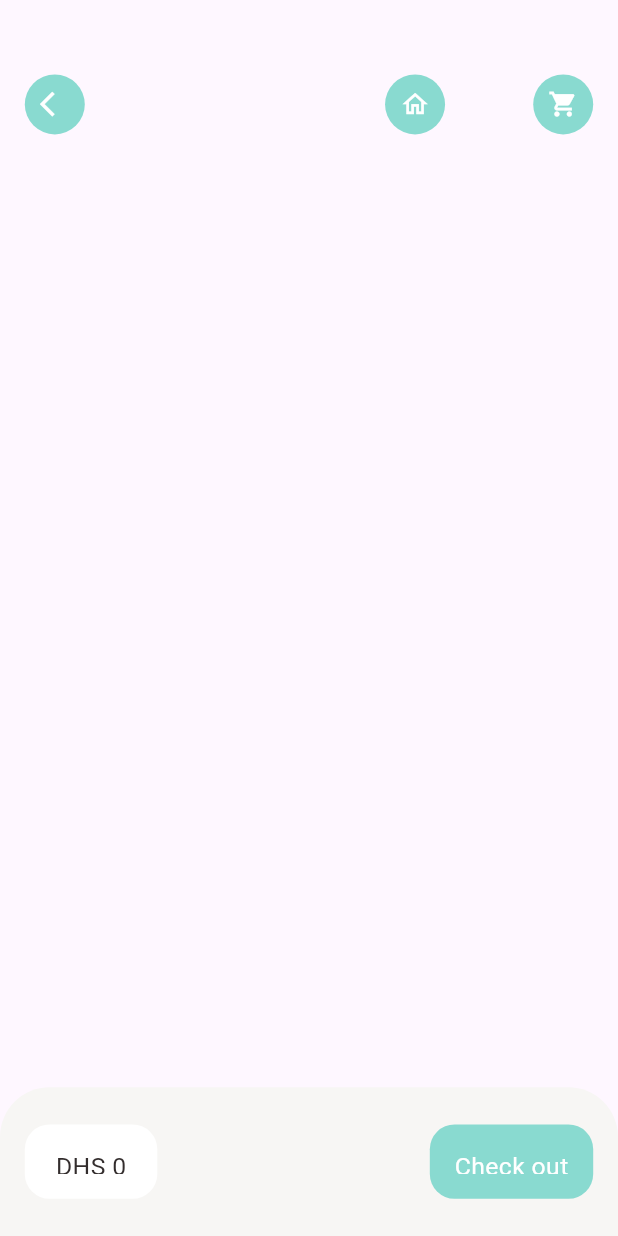
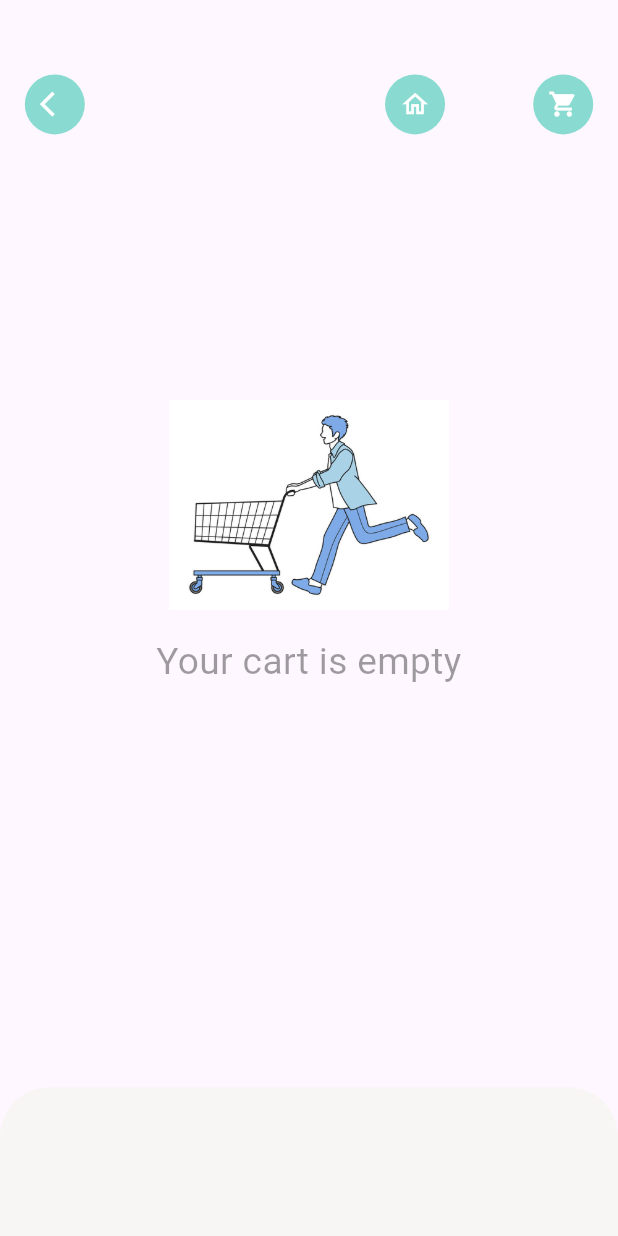
Before and after one commit to Sissoko123/RilyGo, a Flutter app: the CartPage screen opened by its route, on a phone screen of 412 x 824 dp. Run offline on Flutter 3.47's test engine with Material 3 defaults, Android fonts, the phone set to English and light mode, and no system bars; our stand-ins replace dots_indicator, get, shared_preferences; accounts and stored records are empty; network calls fail.

Commit message:
initial commit

```diff
--- /dev/null
+++ b/lib/base/no_data_page.dart
@@ -0,0 +1,33 @@
+import 'package:flutter/cupertino.dart';
+import 'package:flutter/material.dart';
+
+class NoDataPage extends StatelessWidget {
+  final String text;
+  final String imgPath;
+  const NoDataPage({super.key, required this.text,
+  this.imgPath="assets/image/empty_cart.png"});
+
+  @override
+  Widget build(BuildContext context) {
+    return Column(
+      mainAxisAlignment: MainAxisAlignment.center,
+      crossAxisAlignment: CrossAxisAlignment.stretch,
+      children: [
+        Image.asset(
+          imgPath,
+          height: MediaQuery.of(context).size.height*0.17,
+          width: MediaQuery.of(context).size.width*0.17,
+        ),
+        SizedBox(height: MediaQuery.of(context).size.height*0.02,),
+        Text(
+          text,
+          style: TextStyle(
+            fontSize: MediaQuery.of(context).size.height*0.03,
+            color: Theme.of(context).disabledColor
+          ),
+          textAlign: TextAlign.center,
+        )
+      ],
+    );
+  }
+}
--- a/lib/pages/cart/cart_page.dart
+++ b/lib/pages/cart/cart_page.dart
@@ -1,5 +1,6 @@
 import 'package:flutter/cupertino.dart';
 import 'package:flutter/material.dart';
+import 'package:food_delivery/base/no_data_page.dart';
 import 'package:food_delivery/controllers/cart_controller.dart';
 import 'package:food_delivery/controllers/popular_product_controller.dart';
 import 'package:food_delivery/controllers/recommended_product_controller.dart';
@@ -22,6 +23,7 @@ class CartPage extends StatelessWidget {
     return Scaffold(
       body: Stack(
         children: [
+          //header
           Positioned(
             top: Dimensions.height20*3,
               left: Dimensions.width20,
@@ -54,7 +56,9 @@ class CartPage extends StatelessWidget {
 
                 ],
           )),
-          Positioned(
+          //body
+          GetBuilder<CartController>(builder: (_cartController){
+            return _cartController.getItems.length>0?Positioned(
                 top: Dimensions.height20*5,
                 left: Dimensions.width20,
                 right: Dimensions.width20,
@@ -86,7 +90,14 @@ class CartPage extends StatelessWidget {
                                           var recommendedIndex = Get.find<RecommendedProductController>()
                                               .recommendedProductList
                                               .indexOf(_cartList[index].product!);
+                                          if(recommendedIndex<0){
+                                            Get.snackbar("History product", "Product review is not available for history products",
+                                              backgroundColor: AppColors.mainColor,
+                                              colorText: Colors.white,
+                                            );
+                                          }else{
                                             Get.toNamed(RouteHelper.getRecommendedFood(recommendedIndex, "cartpage"));
+                                          }
                                         }
                                       },
                                       child:Container(
@@ -156,7 +167,8 @@ class CartPage extends StatelessWidget {
                             });
                       }),
                     )
-          ))
+                )):NoDataPage(text: "Your cart is empty");
+          })
         ],
       ),
         bottomNavigationBar: GetBuilder<CartController>(builder: (cartController){
@@ -170,7 +182,7 @@ class CartPage extends StatelessWidget {
                     topRight: Radius.circular(Dimensions.radius20*2)
                 )
             ),
-            child: Row(
+            child: cartController.getItems.length>0?Row(
             mainAxisAlignment: MainAxisAlignment.spaceBetween,
             children: [
               Container(
@@ -207,7 +219,7 @@ class CartPage extends StatelessWidget {
                 ),
               )
             ],
-            ),
+          ):Container(),
           );
         },)
     );
--- a/lib/pages/home/home_page.dart
+++ b/lib/pages/home/home_page.dart
@@ -1,5 +1,6 @@
 import 'package:flutter/cupertino.dart';
 import 'package:flutter/material.dart';
+import 'package:food_delivery/pages/cart/cart_history.dart';
 import 'package:food_delivery/pages/home/main_food_page.dart';
 import 'package:food_delivery/utils/colors.dart';
 //import 'package:persistent_bottom_nav_bar/persistent_bottom_nav_bar.dart';
@@ -20,7 +21,7 @@ class _HomePageState extends State<HomePage> {
   List pages=[
     MainFoodPage(),
     Container(child: Center(child: Text("Next page"))),
-    Container(child: Center(child: Text("Next next page"))),
+    CartHistory(),
     Container(child: Center(child: Text("Next next next page"))),
   ];
 
--- a/lib/pages/splash/splash_page.dart
+++ b/lib/pages/splash/splash_page.dart
@@ -60,7 +60,7 @@ class _SplashScreenState extends State<SplashScreen> with TickerProviderStateMix
         mainAxisAlignment: MainAxisAlignment.center,
         children: [
           ScaleTransition(scale: animation,
-          child: Center(child: Image.asset("assets/image/logo0.png",
+          child: Center(child: Image.asset("assets/image/food.png",
             width: Dimensions.splashImg,))),
           /*Center(child: Image.asset("assets/image/logo2.png",
             width: Dimensions.splashImg,))*/
--- a/pubspec.yaml
+++ b/pubspec.yaml
@@ -33,6 +33,7 @@ dependencies:
   get: ^4.1.4
   dots_indicator: ^4.0.1
   shared_preferences: ^2.0.11
+  intl: ^0.17.0
   #persistent_bottom_nav_bar: ^6.2.1
 
 
```
Also changed, not shown: lib/controllers/cart_controller.dart (+14 -0 lines), lib/data/repository/cart_repo.dart (+10 -3 lines), lib/pages/cart/cart_history.dart (added, +177 -0 lines), assets/image/empty_box.png (added), assets/image/empty_cart.png (added), assets/image/food.png (added), assets/image/logo1.png (deleted), assets/image/logo2.png (deleted), pubspec.lock. Lines whose indentation alone changed are shown as unchanged.
